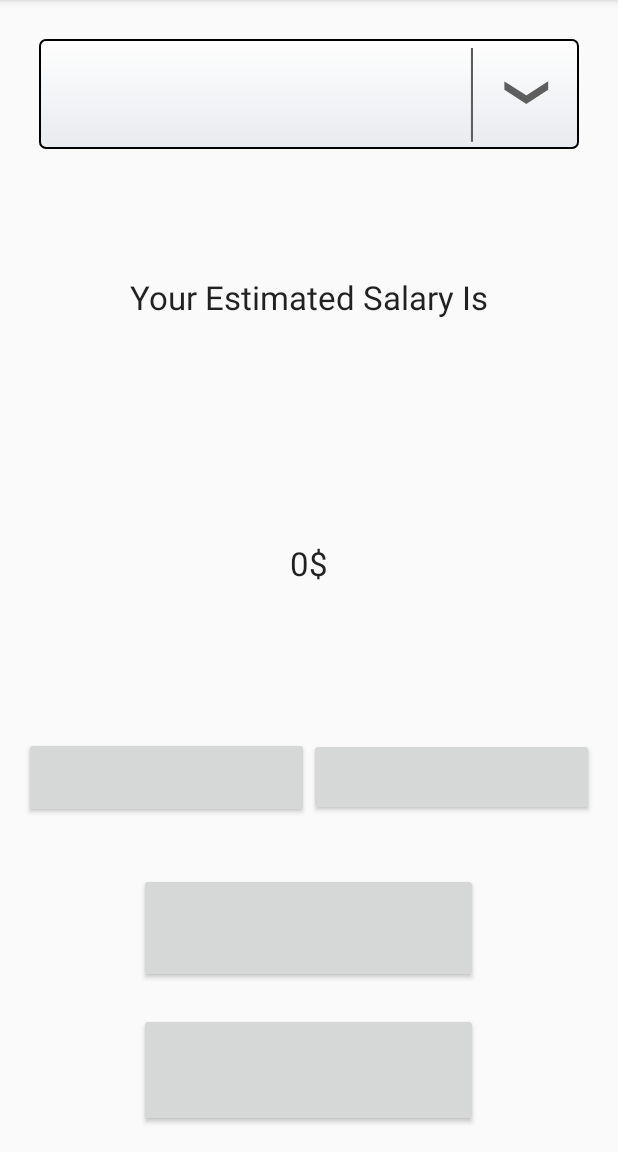
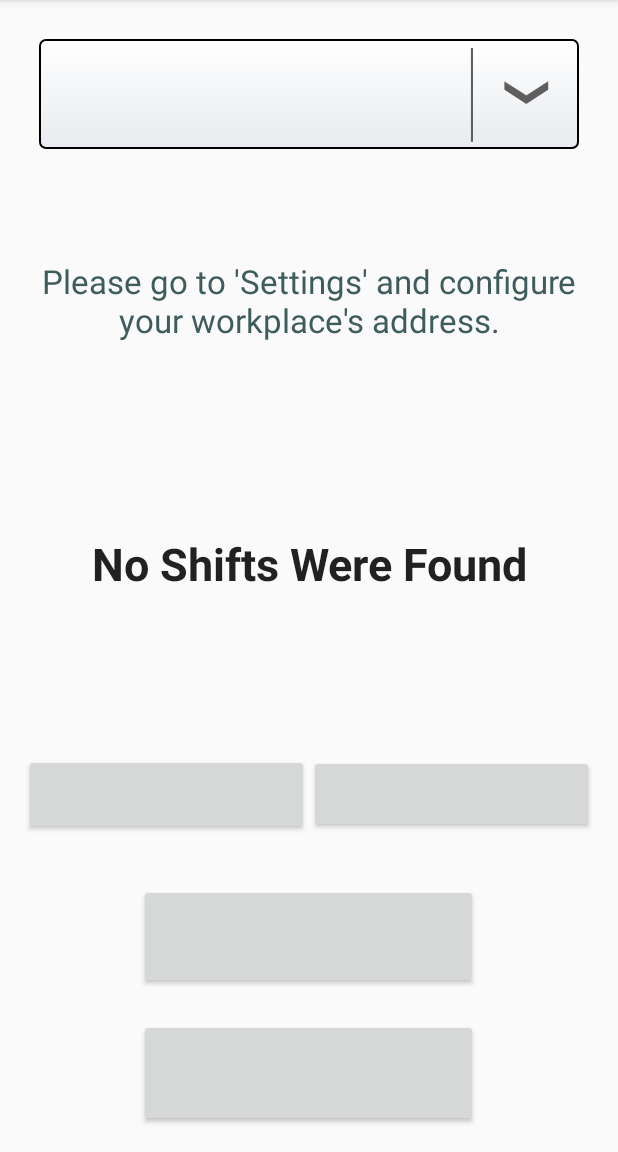
Before and after one commit to tomerach/Hilik---Android-APP, an Android app: the screen it shows after launch (MainActivity), on a phone screen of 412 x 824 dp, the part 84-1236 px from its top. Run offline under Robolectric (Android 15) with nearby library versions, the phone set to English and light mode, and no system bars; plain views replace FancyButton; 8 statements that could not run were skipped.

Commit message:
Minor enhancements

```diff
--- a/app/src/main/java/com/example/shonandtomer/hilik/MainActivity.java
+++ b/app/src/main/java/com/example/shonandtomer/hilik/MainActivity.java
@@ -39,11 +39,11 @@ public class MainActivity extends AppCompatActivity implements AdapterView.OnIte
     private Address selectedAddress = null;
     private Intent serviceIntent = null;
     private Gson gson;
-    private int salaryPerHour;
+    private float salaryPerHour;
     private float transportation;
     private String currencySymbol;
     private boolean isExtraChecked;
-    private int extraFromHour;
+    private float extraFromHour;
     private float extraPrecentage;
     private static final int SETTING_ACTIVITY = 1;
     private static final int REPORT_ACTIVITY = 2;
@@ -86,9 +86,7 @@ public class MainActivity extends AppCompatActivity implements AdapterView.OnIte
                     if(serviceIntent != null)
                         stopService(serviceIntent);
 
-                    serviceIntent = new Intent(MainActivity.this, LocationService.class);
-                    serviceIntent.putExtra("chosen address", selectedAddress);
-                    saveIntentIntoSharedPreferences(serviceIntent);
+                    createServiceIntent(selectedAddress);
                     startService(serviceIntent);
                     Toast.makeText(MainActivity.this, "Service started", Toast.LENGTH_SHORT).show();
                 }
@@ -96,10 +94,7 @@ public class MainActivity extends AppCompatActivity implements AdapterView.OnIte
                     Toast.makeText(MainActivity.this, "Please go to settings and configure your workplace's address.", Toast.LENGTH_SHORT).show();
             }
 
-            private void saveIntentIntoSharedPreferences(Intent serviceIntent) {
-                SharedPreferences.Editor editor = getSharedPreferences(MY_PREFS_NAME, Context.MODE_PRIVATE).edit();
-                editor.putString("serviceIntent", serviceIntent.toURI()).commit();
-            }
+
         });
 
         stopServiceBtn.setOnClickListener(new View.OnClickListener() {
@@ -117,6 +112,19 @@ public class MainActivity extends AppCompatActivity implements AdapterView.OnIte
         });
     }
 
+
+    private void saveIntentIntoSharedPreferences(Intent serviceIntent)
+    {
+        SharedPreferences.Editor editor = getSharedPreferences(MY_PREFS_NAME, Context.MODE_PRIVATE).edit();
+        editor.putString("serviceIntent", serviceIntent.toURI()).commit();
+    }
+
+    private void createServiceIntent(Address selectedAddress) {
+        serviceIntent = new Intent(MainActivity.this, LocationService.class);
+        serviceIntent.putExtra("chosen address", selectedAddress);
+        saveIntentIntoSharedPreferences(serviceIntent);
+    }
+
     @Override
     protected void onActivityResult(int requestCode, int resultCode, Intent data) {
         super.onActivityResult(requestCode, resultCode, data);
@@ -126,6 +134,11 @@ public class MainActivity extends AppCompatActivity implements AdapterView.OnIte
                 if (resultCode == Activity.RESULT_OK) {
                     selectedAddress = data.getParcelableExtra(ADDRESS);
                     retrieveSharedPreferences();
+                    if(serviceIntent != null) {
+                        createServiceIntent(selectedAddress);
+                        startService(serviceIntent);
+                    }
+                    estimatedTxt.setText("Start your service or add shifts manually.");
                 }
 
             case (REPORT_ACTIVITY):
@@ -150,6 +163,7 @@ public class MainActivity extends AppCompatActivity implements AdapterView.OnIte
 
     @Override
     protected void onDestroy() {
+
         super.onDestroy();
     }
 
@@ -163,6 +177,7 @@ public class MainActivity extends AppCompatActivity implements AdapterView.OnIte
 
     @Override
     protected void onResume() {
+        setDropDown();
         super.onResume();
     }
 
@@ -182,20 +197,22 @@ public class MainActivity extends AppCompatActivity implements AdapterView.OnIte
         gson = new Gson();
 
         if(!retrieveSharedPreferences())
-            Toast.makeText(this, "Please go to settings and configure your workplace's address.", Toast.LENGTH_SHORT).show();
+            estimatedTxt.setText("Please go to 'Settings' and configure your workplace's address.");
+        else
+            estimatedTxt.setText("Please start your location service or add shifts manually.");
 
     }
 
     private String calculateSalary(String month){
         ArrayList<ReportItem> reportList = db.getAllReportByMonth(DatabaseHelper.stringMonthToIntMonth(month));
 
-        long hours = 0;
-        int sumRegularHours = 0;
-        int sumExtraHours = 0;
+        float hours = 0;
+        float sumRegularHours = 0;
+        float sumExtraHours = 0;
         for(ReportItem report: reportList){
             hours = report.getTotalHours();
             if(isExtraChecked && hours > extraFromHour){
-                int extraHours = (int) (hours - extraFromHour);
+                float extraHours = hours - extraFromHour;
                 sumExtraHours += extraHours;
                 sumRegularHours += hours - extraHours;
             }
@@ -204,7 +221,7 @@ public class MainActivity extends AppCompatActivity implements AdapterView.OnIte
         }
 
         int days = reportList.size();
-        float salary = (sumRegularHours * salaryPerHour) + (float)(sumExtraHours * (extraPrecentage/100) * salaryPerHour) + (days * transportation) ;
+        float salary = (sumRegularHours * salaryPerHour) + (sumExtraHours * (extraPrecentage/100) * salaryPerHour) + (days * transportation) ;
         return Float.toString(salary);
     }
 
@@ -229,7 +246,7 @@ public class MainActivity extends AppCompatActivity implements AdapterView.OnIte
             isExtraChecked = settings.getBoolean("extraHoursSwitch", false);
 
             if(isExtraChecked) {
-                extraFromHour = Integer.parseInt(settings.getString("extraTimeInput", null));
+                extraFromHour = Float.parseFloat(settings.getString("extraTimeInput", null));
                 extraPrecentage = Integer.parseInt(settings.getString("precentageInput", null));
             }
             return true;
@@ -240,6 +257,7 @@ public class MainActivity extends AppCompatActivity implements AdapterView.OnIte
     @Override
     public void onItemSelected(AdapterView<?> parent, View view, int position, long id) {
         String monthString = (String) parent.getItemAtPosition(position);
+        estimatedTxt.setText("Your Estimated Salary for " + monthString + " Is:");
         salaryTxt.setText(calculateSalary(monthString) + currencySymbol);
         Log.d(LOG, "month: " + monthString);
     }
--- a/app/src/main/res/layout/activity_main.xml
+++ b/app/src/main/res/layout/activity_main.xml
@@ -28,16 +28,20 @@
             android:layout_width="match_parent"
             android:layout_height="wrap_content"
             android:id="@+id/estimatedTxt"
+            android:textColor="#3d5c5b"
             android:textAlignment="center"
             android:gravity="center"
             android:layout_weight="1" />
 
         <TextView
-            android:text="0$"
+            android:text="@string/no_shifts_were_found"
             android:layout_width="match_parent"
             android:layout_height="wrap_content"
             android:textAppearance="?android:attr/textAppearanceLarge"
             android:id="@+id/salaryTxt"
+            android:textSize="30dp"
+            android:paddingBottom="20dp"
+            android:textStyle="bold"
             android:textAlignment="center"
             android:gravity="center"
             android:layout_weight="1" />
@@ -79,7 +83,7 @@
                 android:paddingLeft="20dp"
                 android:paddingRight="20dp"
                 android:paddingTop="10dp"
-                fancy:fb_borderColor="#FFFFFF"
+                fancy:fb_borderColor="#ffffff"
                 fancy:fb_borderWidth="1dp"
                 fancy:fb_defaultColor="#f61713"
                 fancy:fb_focusColor="#da4848"
@@ -105,13 +109,13 @@
             android:layout_marginTop="10dp"
             fancy:fb_borderColor="#FFFFFF"
             fancy:fb_borderWidth="1dp"
-            fancy:fb_defaultColor="#2889a1"
-            fancy:fb_focusColor="#7dd2f3"
+            fancy:fb_defaultColor="#73eae6"
+            fancy:fb_focusColor="#ef93cc"
             fancy:fb_fontIconResource="&#xf1de;"
             fancy:fb_iconPosition="left"
             fancy:fb_radius="30dp"
             fancy:fb_text="@string/show_mothly_report"
-            fancy:fb_textColor="#FFFFFF"
+            fancy:fb_textColor="#000000"
             android:layout_gravity="center"
             android:layout_weight="0.17" />
 
@@ -123,7 +127,7 @@
             android:paddingLeft="20dp"
             android:paddingRight="20dp"
             android:paddingTop="10dp"
-            fancy:fb_borderColor="#FFFFFF"
+            fancy:fb_borderColor="#dacbd8"
             fancy:fb_borderWidth="1dp"
             fancy:fb_defaultColor="#2889a1"
             fancy:fb_focusColor="#7dd2f3"
@@ -131,7 +135,7 @@
             fancy:fb_iconPosition="left"
             fancy:fb_radius="30dp"
             fancy:fb_text="@string/settings"
-            fancy:fb_textColor="#FFFFFF"
+            fancy:fb_textColor="#000000"
             android:layout_gravity="center"
             android:layout_weight="0.19" />
 
--- a/app/src/main/res/layout/activity_settings.xml
+++ b/app/src/main/res/layout/activity_settings.xml
@@ -169,10 +169,10 @@
         <EditText
             android:layout_width="wrap_content"
             android:layout_height="wrap_content"
-            android:inputType="numberSigned"
+            android:inputType="numberDecimal"
             android:layout_gravity="center"
             android:gravity="center"
-            android:maxLength="2"
+            android:maxLength="4"
             android:ems="1"
             android:hint="@string/extraTimeExample"
             android:id="@+id/extraTimeInput"
--- a/app/src/main/res/values/strings.xml
+++ b/app/src/main/res/values/strings.xml
@@ -31,6 +31,7 @@
     <string name="entry">Entry</string>
     <string name="save">Save</string>
     <string name="delete">Delete</string>
+    <string name="no_shifts_were_found">No Shifts Were Found</string>
 
     <string-array name="currency_array">
         <item>₪</item>
```
Also changed, not shown: app/src/main/AndroidManifest.xml (+5 -3 lines), app/src/main/java/com/example/shonandtomer/hilik/LocationService.java (+14 -18 lines), app/src/main/res/mipmap-hdpi/location_shekel.png (added).
